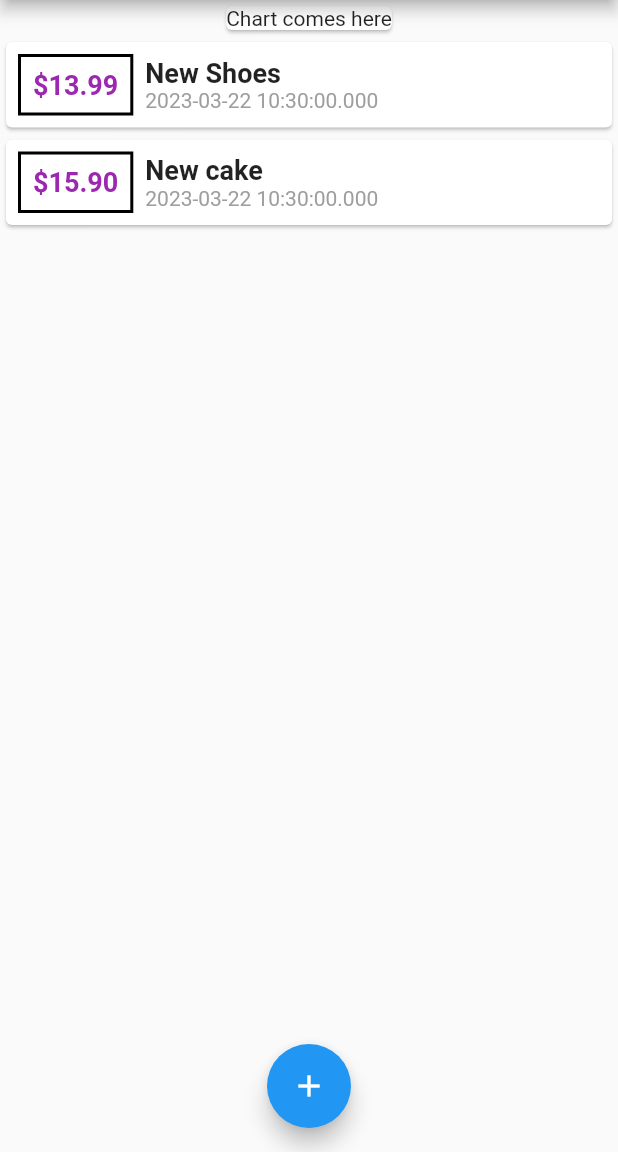
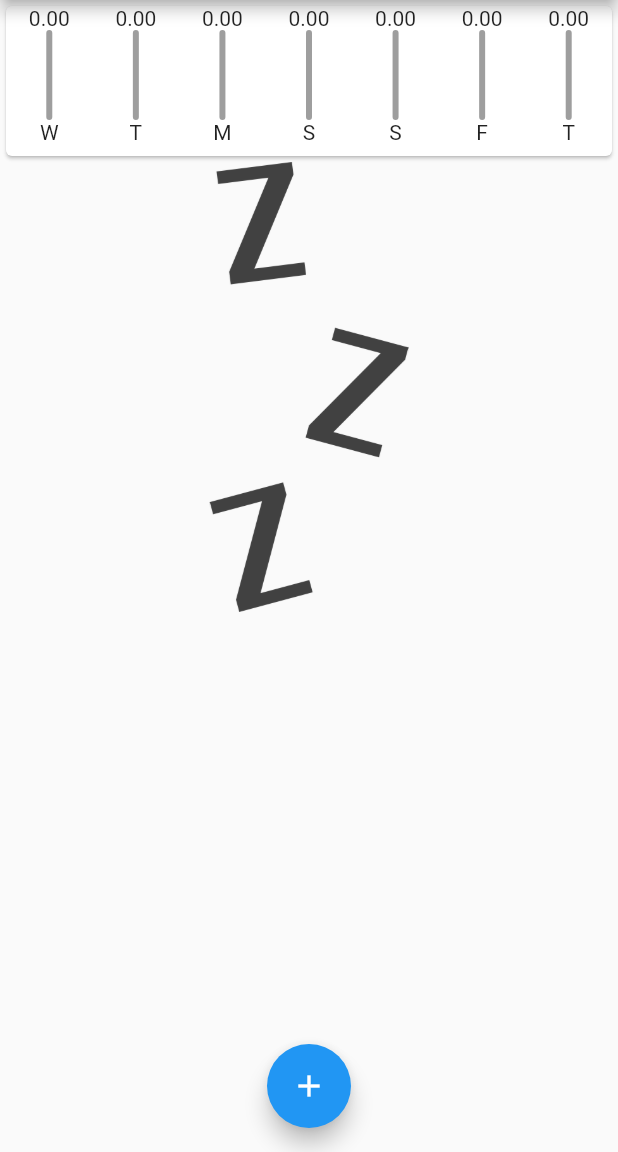
Before and after one commit to garg16kanika/expense_tracker_app, a Flutter app: the screen it shows after launch, on a phone screen of 412 x 824 dp, the part 84-1236 px from its top. Run offline on Flutter 3.47's test engine with Material 2 defaults, Android fonts, the phone set to English and light mode, and no system bars.

Commit message:
added chart and the logic for the totalSpendingPct

```diff
--- a/lib/main.dart
+++ b/lib/main.dart
@@ -1,3 +1,4 @@
+import 'package:expense_tracker/widgets/chart.dart';
 import 'package:expense_tracker/widgets/new_transaction.dart';
 import 'package:expense_tracker/widgets/transactions.dart';
 import 'package:flutter/material.dart';
@@ -11,7 +12,7 @@ class MyApp extends StatelessWidget {
 
   @override
   Widget build(BuildContext context) {
-    return MaterialApp(
+    return const MaterialApp(
       title: 'Expense Tracker',
       home: MyHomePage(),
     );
@@ -26,19 +27,10 @@ class MyHomePage extends StatefulWidget {
 }
 
 class _MyHomePageState extends State<MyHomePage> {
-  List<TransactionModel> _userTransactions = [
-    TransactionModel(
-        title: 'New Shoes',
-        id: DateTime.now.toString(),
-        amount: 13.99,
-        date: DateTime.now()),
-    TransactionModel(
-        title: 'New cake',
-        id: DateTime.now.toString(),
-        amount: 15.90,
-        date: DateTime.now()),
-  ];
+  // this list maintains the list of all the transactions
+  List<TransactionModel> _userTransactions = [];
 
+  //this mehtod adds new transactions into the userTransactions list
   void addTransactions(String title, double amount) {
     TransactionModel newtx = TransactionModel(
         id: DateTime.now().toString(),
@@ -51,35 +43,43 @@ class _MyHomePageState extends State<MyHomePage> {
     });
   }
 
+  //this method pops up the modal bottom sheet
   void startAddNewtx(BuildContext ctx) {
+    //here the modal  bottom sheet returns the NewTransaction widget which takes addTransactions method as the argument
     showModalBottomSheet(
         context: ctx, builder: (_) => NewTransaction(addTransactions));
+  }
+
+  //this method fetches the list of transactions of only 7 last days into recentTransactions list
+  List<TransactionModel> get recentTransactions {
+    return _userTransactions.where((tx) {
+      return tx.date.isAfter(DateTime.now().subtract(Duration(days: 7)));
+    }).toList();
   }
 
   @override
   Widget build(BuildContext context) {
     return Scaffold(
       appBar: AppBar(
-        title: Text('EXPENSE TRACKER'),
+        title: const Text('EXPENSE TRACKER'),
         actions: [
           IconButton(
+            //here on pressed we want to add new transaction to the list, and hence we call the popup for modal bottom sheet
             onPressed: () => startAddNewtx(context),
-            icon: Icon(Icons.add),
+            icon: const Icon(Icons.add),
           ),
         ],
       ),
       body: Column(
         children: [
-          Card(
-            child: Text('Chart comes here'),
-          ),
+          Chart(recentTransactions),
           Transaction(_userTransactions),
         ],
       ),
       floatingActionButtonLocation: FloatingActionButtonLocation.centerFloat,
       floatingActionButton: FloatingActionButton(
         onPressed: () => startAddNewtx(context),
-        child: Icon(Icons.add),
+        child: const Icon(Icons.add),
       ),
     );
   }
--- /dev/null
+++ b/lib/widgets/chart.dart
@@ -0,0 +1,55 @@
+import 'package:expense_tracker/models/transaction_model.dart';
+import 'package:expense_tracker/widgets/chart_bar.dart';
+import 'package:flutter/material.dart';
+import 'package:intl/intl.dart';
+
+class Chart extends StatelessWidget {
+  final List<TransactionModel> recentTransactions;
+
+  Chart(this.recentTransactions);
+
+  //this getter is responsible for getting recentTransactions list and converting it into a list with weekday name and amount per day.
+  List<Map<String, Object>> get groupedTransactions {
+    return List.generate(7, (index) {
+      final weekDay = DateTime.now().subtract(Duration(days: index));
+      double totalSum = 0.0;
+
+      //loops through the entire recentTransactions list and find the totalSpending of that particular day
+      for (var i = 0; i < recentTransactions.length; i++) {
+        if (weekDay.day == recentTransactions[i].date.day &&
+            weekDay.month == recentTransactions[i].date.month &&
+            weekDay.year == recentTransactions[i].date.year) {
+          totalSum += recentTransactions[i].amount;
+        }
+      }
+      // we finally return a map with day and amount for that particular day and this happens for past 7 days
+      return {
+        'day': DateFormat.E().format(weekDay).substring(0, 1),
+        'amount': totalSum
+      };
+    });
+  }
+
+  // this method helps to find the total spending of that entire week, done using finding the total spending of the entier recentTransactions List as it contains data of the past 7 days of transactions only
+  double get totalSpending {
+    return groupedTransactions.fold(0.0, (sum, item) {
+      return sum + (item['amount'] as double);
+    });
+  }
+
+  @override
+  Widget build(BuildContext context) {
+    return Card(
+      child: Row(
+          mainAxisAlignment: MainAxisAlignment.spaceAround,
+          children: groupedTransactions.map((tx) {
+            return ChartBar(
+                label: tx['day'].toString(),
+                amount: (tx['amount'] as double),
+                spendingPCT: totalSpending == 0.0
+                    ? 0.0
+                    : (tx['amount'] as double) / totalSpending);
+          }).toList()),
+    );
+  }
+}
--- /dev/null
+++ b/lib/widgets/chart_bar.dart
@@ -0,0 +1,45 @@
+import 'package:flutter/material.dart';
+
+class ChartBar extends StatelessWidget {
+  final String label;
+  final double amount;
+  final double spendingPCT;
+
+  ChartBar(
+      {required this.label, required this.amount, required this.spendingPCT});
+
+  @override
+  Widget build(BuildContext context) {
+    return Container(
+      height: 100,
+      child: Column(children: [
+        Text(
+          amount.toStringAsFixed(2),
+        ),
+        Container(
+          height: 60,
+          child: Stack(
+            children: [
+              Container(
+                decoration: BoxDecoration(
+                  border: Border.all(color: Colors.grey, width: 2),
+                  borderRadius: BorderRadius.circular(10),
+                ),
+              ),
+              FractionallySizedBox(
+                heightFactor: spendingPCT,
+                child: Container(
+                  decoration: BoxDecoration(
+                    color: Colors.purple,
+                    borderRadius: BorderRadius.circular(10),
+                  ),
+                ),
+              )
+            ],
+          ),
+        ),
+        Text(label),
+      ]),
+    );
+  }
+}
--- a/lib/widgets/new_transaction.dart
+++ b/lib/widgets/new_transaction.dart
@@ -7,6 +7,7 @@ class NewTransaction extends StatelessWidget {
 
   NewTransaction(this.addTx);
 
+  // this method adds a new Transaction to the list of userTransaction in the main method.
   void onSubmitted() {
     String enteredTitle = titleController.text;
     double enteredAmount = double.parse(amountController.text);
@@ -26,20 +27,21 @@ class NewTransaction extends StatelessWidget {
         TextField(
           onSubmitted: (_) => onSubmitted(),
           controller: titleController,
-          decoration: InputDecoration(
+          decoration: const InputDecoration(
             label: Text('Title'),
           ),
         ),
         TextField(
           onSubmitted: (_) => onSubmitted(),
           controller: amountController,
-          decoration: InputDecoration(
+          keyboardType: TextInputType.number,
+          decoration: const InputDecoration(
             label: Text('Amount'),
           ),
         ),
         TextButton(
           onPressed: onSubmitted,
-          child: Text(
+          child: const Text(
             'Add Transaction',
             style: TextStyle(
                 fontSize: 18,
--- a/lib/widgets/transactions.dart
+++ b/lib/widgets/transactions.dart
@@ -8,18 +8,26 @@ class Transaction extends StatelessWidget {
 
   @override
   Widget build(BuildContext context) {
-    return Column(
-      children: transactions.map((tx) {
+    return Container(
+        height: 300,
+        child: transactions.isEmpty
+            ? Image.asset(
+                'assets/waiting.png',
+                fit: BoxFit.cover,
+              )
+            : ListView.builder(
+                itemCount: transactions.length,
+                itemBuilder: ((context, index) {
                   return Card(
                     child: Row(children: [
                       Container(
-              margin: EdgeInsets.all(8),
-              padding: EdgeInsets.all(8),
+                        margin: const EdgeInsets.all(8),
+                        padding: const EdgeInsets.all(8),
                         decoration: BoxDecoration(
                             border: Border.all(color: Colors.black, width: 2)),
                         child: Text(
-                '\$${tx.amount.toStringAsFixed(2)}',
-                style: TextStyle(
+                          '\$${transactions[index].amount.toStringAsFixed(2)}',
+                          style: const TextStyle(
                               fontSize: 18,
                               fontWeight: FontWeight.bold,
                               color: Colors.purple),
@@ -29,18 +37,19 @@ class Transaction extends StatelessWidget {
                         crossAxisAlignment: CrossAxisAlignment.start,
                         children: [
                           Text(
-                  tx.title,
-                  style: TextStyle(fontSize: 18, fontWeight: FontWeight.bold),
+                            transactions[index].title,
+                            style: const TextStyle(
+                                fontSize: 18, fontWeight: FontWeight.bold),
                           ),
                           Text(
-                  tx.date.toString(),
-                  style: TextStyle(fontSize: 14, color: Colors.grey),
+                            transactions[index].date.toString(),
+                            style: const TextStyle(
+                                fontSize: 14, color: Colors.grey),
                           ),
                         ],
                       )
                     ]),
                   );
-      }).toList(),
-    );
+                })));
   }
 }
--- a/pubspec.yaml
+++ b/pubspec.yaml
@@ -31,7 +31,7 @@ environment:
 dependencies:
   flutter:
     sdk: flutter
-
+  intl: ^0.18.0
 
   # The following adds the Cupertino Icons font to your application.
   # Use with the CupertinoIcons class for iOS style icons.
@@ -60,8 +60,8 @@ flutter:
   uses-material-design: true
 
   # To add assets to your application, add an assets section, like this:
-  # assets:
-  #   - images/a_dot_burr.jpeg
+  assets:
+    - assets/
   #   - images/a_dot_ham.jpeg
 
   # An image asset can refer to one or more resolution-specific "variants", see
```
Also changed, not shown: assets/waiting.png (added), pubspec.lock. Lines whose indentation alone changed are shown as unchanged.
